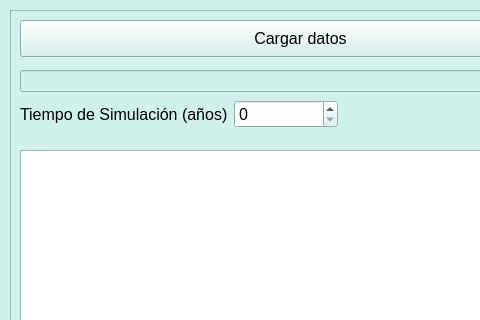
First picture: the form in gui/qt_ui/simulation_widget.ui, repository IsaelPT/SimUci, before the edit; both pictures show x 0 to 480 and y 0 to 320 of the 600 by 800 pixel window.
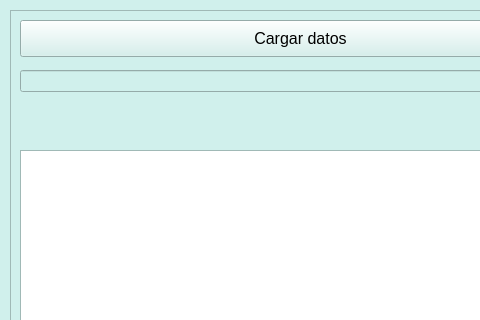
Second picture: the form after the edit.

Diff of the .ui file:
```diff
--- a/gui/qt_ui/simulation_widget.ui
+++ b/gui/qt_ui/simulation_widget.ui
@@ -610,28 +610,6 @@
      </font>
     </property>
    </widget>
-   <widget class="QWidget" name="formLayoutWidget">
-    <property name="geometry">
-     <rect>
-      <x>10</x>
-      <y>90</y>
-      <width>318</width>
-      <height>41</height>
-     </rect>
-    </property>
-    <layout class="QFormLayout" name="formLayout">
-     <item row="0" column="0">
-      <widget class="QLabel" name="label_tiempo_simulacion">
-       <property name="text">
-        <string>Tiempo de Simulación (años)</string>
-       </property>
-      </widget>
-     </item>
-     <item row="0" column="1">
-      <widget class="QSpinBox" name="spinBox_tiempo"/>
-     </item>
-    </layout>
-   </widget>
   </widget>
  </widget>
  <resources/>
```
Left out of the diff: 8 changed lines with no effect on the pictures.
